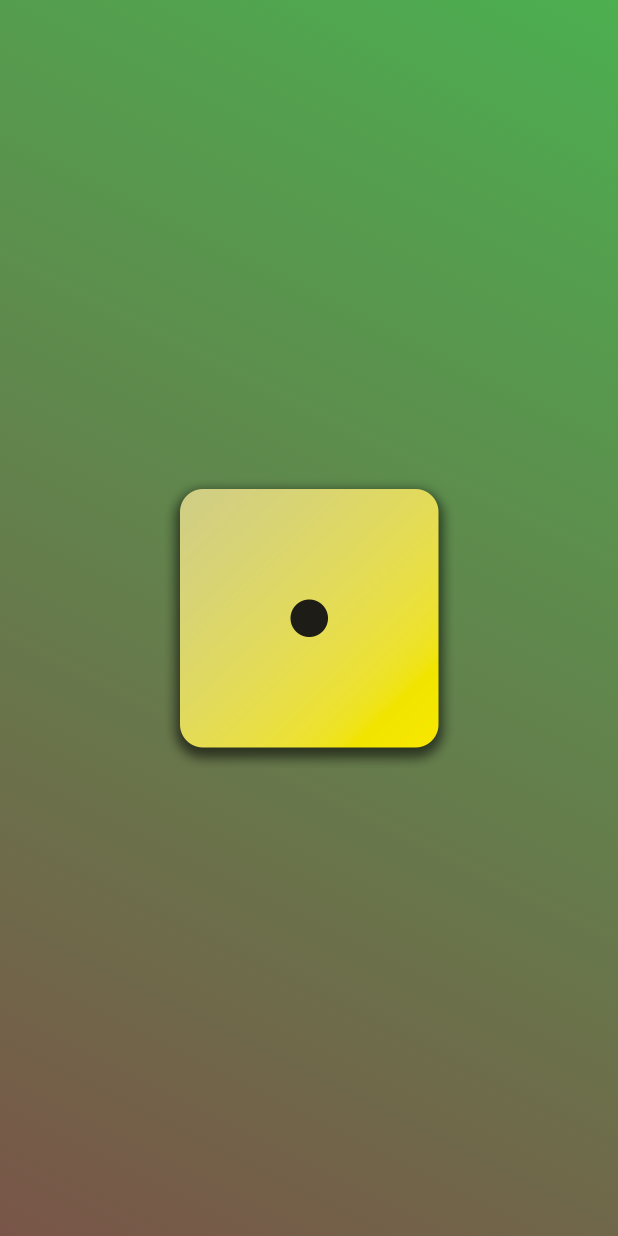
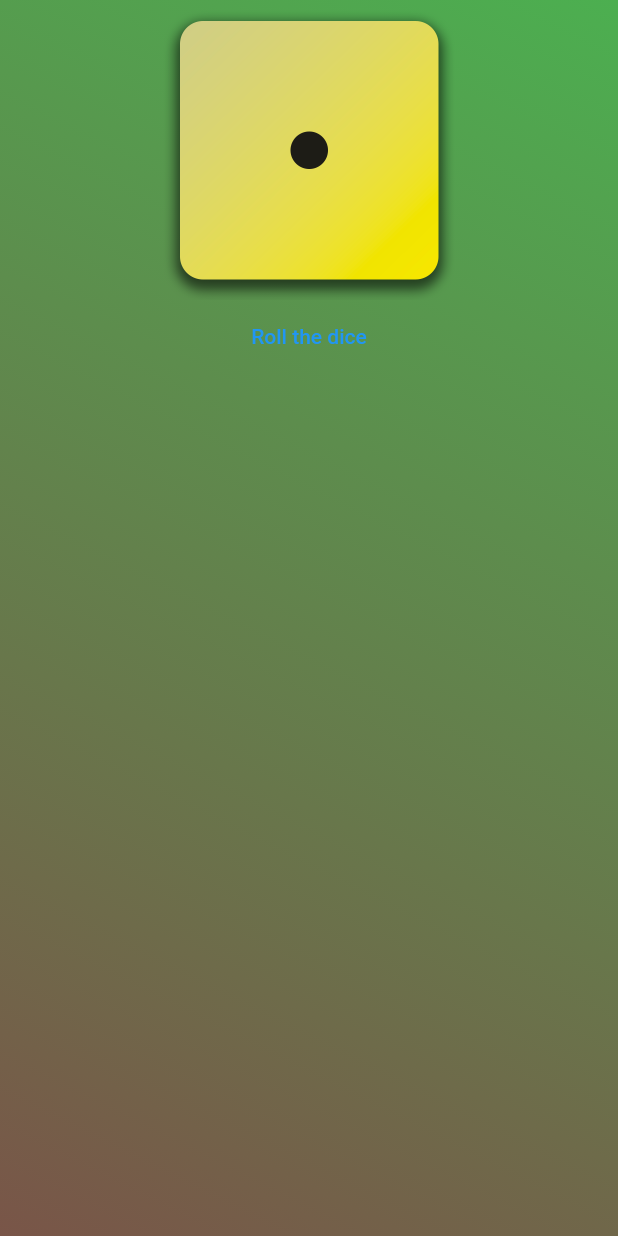
Before and after one commit to jfspps/Flutter_Demo, a Flutter app: the screen it shows after launch, on a phone screen of 412 x 824 dp. Run offline on Flutter 3.47's test engine with Material 2 defaults, Android fonts, the light colour scheme and no system bars.

Commit message:
impl rollDice function

```diff
--- a/lib/main.dart
+++ b/lib/main.dart
@@ -2,5 +2,5 @@ import 'package:flutter/material.dart';
 import 'package:dice/widgets/custom_materialapp_widget.dart';
 
 void main() {
-  runApp(const CustomMaterialAppWidget());
+  runApp(CustomMaterialAppWidget());
 }
--- a/lib/widgets/custom_materialapp_widget.dart
+++ b/lib/widgets/custom_materialapp_widget.dart
@@ -5,14 +5,21 @@ import 'package:flutter/material.dart';
 const double defaultSize = 24;
 const String message = "Roll the dice";
 
-const String defaultImageName = "dice-1.png";
-
 /// Custom MaterialApp widget that applies a top-right to bottom-left gradient, with the
 /// CustomText widget styling in place.
 class CustomMaterialAppWidget extends StatelessWidget {
   // this is needed for all widgets; params in curly braces are named arguments;
   // here we pass the Widget key to the StatelessWidget parent instance field "key"
-  const CustomMaterialAppWidget({super.key});
+  CustomMaterialAppWidget({super.key});
+
+  String imageFilename = "dice-1.png";
+
+  // define function here, in preference to using anonymous functions (similar to
+  // lambda functions)
+  void rollDice() {
+    // this does nothing
+    imageFilename = "dice-2.png";
+  }
 
   @override
   Widget build(BuildContext context) {
@@ -28,7 +35,10 @@ class CustomMaterialAppWidget extends StatelessWidget {
                         colors: [Colors.green, Colors.brown],
                         begin: Alignment.topRight,
                         end: Alignment.bottomLeft)),
-                child: const Center(
-                    child: CustomImageWidget(defaultImageName)))));
+                child: Center(
+                    child: Column(children: [
+                  CustomImageWidget(imageFilename),
+                  TextButton(onPressed: rollDice, child: const Text(message))
+                ])))));
   }
 }
```
